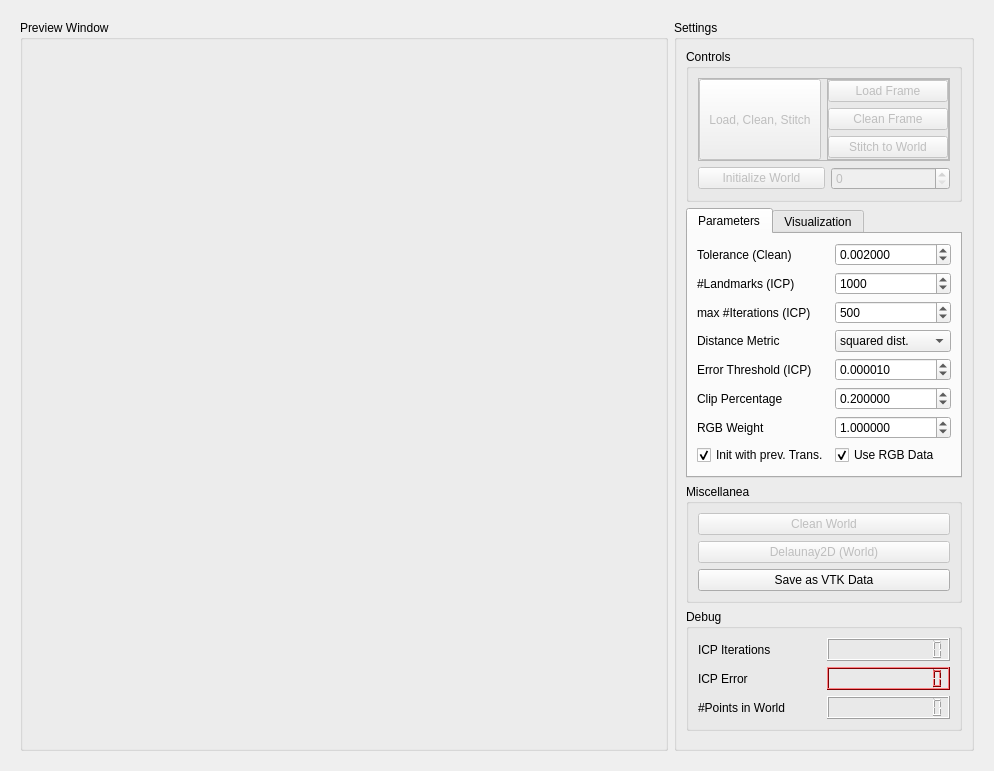
First picture: the form in master/seminar/StitchingWidget.ui, repository anygo/uniprojectsdn, before the edit.
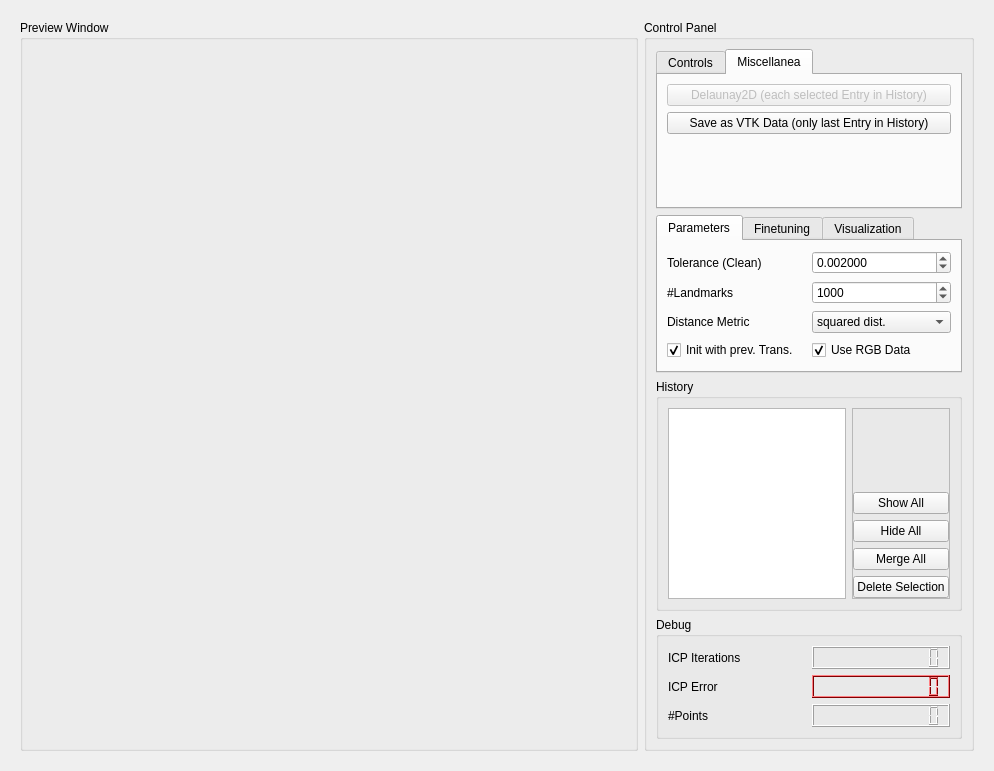
Second picture: the form after the edit. The open tabs and pages were chosen to show the change. Custom widgets are drawn as their Qt base class.

Commit message: a bunch of new features (history, etc)

The edit to the form file:
```diff
--- a/master/seminar/StitchingWidget.ui
+++ b/master/seminar/StitchingWidget.ui
@@ -49,33 +49,37 @@
        <widget class="QGroupBox" name="groupBox_2">
         <property name="minimumSize">
          <size>
-          <width>280</width>
+          <width>330</width>
           <height>0</height>
          </size>
         </property>
         <property name="maximumSize">
          <size>
-          <width>300</width>
+          <width>330</width>
           <height>16777215</height>
          </size>
         </property>
         <property name="title">
-         <string>Settings</string>
+         <string>Control Panel</string>
         </property>
         <layout class="QVBoxLayout" name="verticalLayout_2">
          <item>
-          <widget class="QGroupBox" name="groupBox_3">
-           <property name="maximumSize">
-            <size>
-             <width>16777215</width>
-             <height>16777215</height>
-            </size>
+          <widget class="QTabWidget" name="tabWidget_2">
+           <property name="sizePolicy">
+            <sizepolicy hsizetype="Preferred" vsizetype="Preferred">
+             <horstretch>0</horstretch>
+             <verstretch>0</verstretch>
+            </sizepolicy>
            </property>
-           <property name="title">
+           <property name="currentIndex">
+            <number>0</number>
+           </property>
+           <widget class="QWidget" name="tab_5">
+            <attribute name="title">
             <string>Controls</string>
-           </property>
+            </attribute>
            <layout class="QGridLayout" name="gridLayout_5">
-            <item row="0" column="0">
+             <item row="0" column="0" colspan="2">
              <widget class="QFrame" name="frame_3">
               <property name="enabled">
                <bool>true</bool>
@@ -142,7 +146,7 @@
                    </widget>
                   </item>
                   <item>
-                   <widget class="QPushButton" name="m_PushButtonStitchToWorld">
+                    <widget class="QPushButton" name="m_PushButtonStitch">
                     <property name="enabled">
                      <bool>false</bool>
                     </property>
@@ -158,16 +162,7 @@
              </widget>
             </item>
             <item row="1" column="0">
-             <widget class="QFrame" name="frame">
-              <property name="lineWidth">
-               <number>1</number>
-              </property>
-              <layout class="QHBoxLayout" name="horizontalLayout_2">
-               <property name="margin">
-                <number>0</number>
-               </property>
-               <item>
-                <widget class="QPushButton" name="m_PushButtonInitializeWorld">
+              <widget class="QPushButton" name="m_PushButtonInitializeHistory">
                  <property name="enabled">
                   <bool>false</bool>
                  </property>
@@ -178,15 +173,18 @@
                   </size>
                  </property>
                  <property name="text">
-                  <string>Initialize World</string>
+                <string>Initialize</string>
                  </property>
                 </widget>
                </item>
-               <item>
+             <item row="1" column="1">
                 <widget class="QSpinBox" name="m_SpinBoxFrameStep">
                  <property name="enabled">
                   <bool>false</bool>
                  </property>
+               <property name="toolTip">
+                <string>Autostitch each n'th frame. Set to 0 to turn off Autostitching.</string>
+               </property>
                  <property name="minimum">
                   <number>0</number>
                  </property>
@@ -203,12 +201,53 @@
                </item>
               </layout>
              </widget>
-            </item>
-           </layout>
+           <widget class="QWidget" name="tab_6">
+            <attribute name="title">
+             <string>Miscellanea</string>
+            </attribute>
+            <layout class="QVBoxLayout" name="verticalLayout_4">
+             <item>
+              <widget class="QPushButton" name="m_PushButtonDelaunay2D">
+               <property name="enabled">
+                <bool>false</bool>
+               </property>
+               <property name="text">
+                <string>Delaunay2D (each selected Entry in History)</string>
+               </property>
+              </widget>
+             </item>
+             <item>
+              <widget class="QPushButton" name="m_PushButtonSaveVTKData">
+               <property name="text">
+                <string>Save as VTK Data (only last Entry in History)</string>
+               </property>
+              </widget>
+             </item>
+             <item>
+              <spacer name="verticalSpacer_3">
+               <property name="orientation">
+                <enum>Qt::Vertical</enum>
+               </property>
+               <property name="sizeHint" stdset="0">
+                <size>
+                 <width>20</width>
+                 <height>40</height>
+                </size>
+               </property>
+              </spacer>
+             </item>
+            </layout>
+           </widget>
           </widget>
          </item>
          <item>
           <widget class="QTabWidget" name="tabWidget">
+           <property name="sizePolicy">
+            <sizepolicy hsizetype="Preferred" vsizetype="Preferred">
+             <horstretch>0</horstretch>
+             <verstretch>0</verstretch>
+            </sizepolicy>
+           </property>
            <property name="currentIndex">
             <number>0</number>
            </property>
@@ -219,6 +258,9 @@
             <layout class="QGridLayout" name="gridLayout_6">
              <item row="0" column="0">
               <widget class="QLabel" name="label">
+               <property name="toolTip">
+                <string>Set to 0 if you do not want to clean the Pointcloud at all</string>
+               </property>
                <property name="text">
                 <string>Tolerance (Clean)</string>
                </property>
@@ -246,7 +288,7 @@
              <item row="1" column="0">
               <widget class="QLabel" name="label_2">
                <property name="text">
-                <string>#Landmarks (ICP)</string>
+                <string>#Landmarks</string>
                </property>
               </widget>
              </item>
@@ -267,36 +309,13 @@
               </widget>
              </item>
              <item row="2" column="0">
-              <widget class="QLabel" name="label_3">
-               <property name="text">
-                <string>max #Iterations (ICP)</string>
-               </property>
-              </widget>
-             </item>
-             <item row="2" column="1">
-              <widget class="QSpinBox" name="m_SpinBoxMaxIterations">
-               <property name="minimum">
-                <number>1</number>
-               </property>
-               <property name="maximum">
-                <number>99999</number>
-               </property>
-               <property name="singleStep">
-                <number>50</number>
-               </property>
-               <property name="value">
-                <number>500</number>
-               </property>
-              </widget>
-             </item>
-             <item row="3" column="0">
               <widget class="QLabel" name="label_9">
                <property name="text">
                 <string>Distance Metric</string>
                </property>
               </widget>
              </item>
-             <item row="3" column="1">
+             <item row="2" column="1">
               <widget class="QComboBox" name="m_ComboBoxMetric">
                <property name="currentIndex">
                 <number>2</number>
@@ -318,14 +337,64 @@
                </item>
               </widget>
              </item>
-             <item row="4" column="0">
+             <item row="3" column="0">
+              <widget class="QCheckBox" name="m_CheckBoxUsePreviousTransformation">
+               <property name="text">
+                <string>Init with prev. Trans.</string>
+               </property>
+               <property name="checked">
+                <bool>true</bool>
+               </property>
+              </widget>
+             </item>
+             <item row="3" column="1">
+              <widget class="QCheckBox" name="m_CheckBoxUseRGBData">
+               <property name="text">
+                <string>Use RGB Data</string>
+               </property>
+               <property name="checked">
+                <bool>true</bool>
+               </property>
+              </widget>
+             </item>
+            </layout>
+           </widget>
+           <widget class="QWidget" name="tab_3">
+            <attribute name="title">
+             <string>Finetuning</string>
+            </attribute>
+            <layout class="QGridLayout" name="gridLayout_7">
+             <item row="0" column="0">
+              <widget class="QLabel" name="label_3">
+               <property name="text">
+                <string>max #Iterations (ICP)</string>
+               </property>
+              </widget>
+             </item>
+             <item row="0" column="1">
+              <widget class="QSpinBox" name="m_SpinBoxMaxIterations">
+               <property name="minimum">
+                <number>1</number>
+               </property>
+               <property name="maximum">
+                <number>99999</number>
+               </property>
+               <property name="singleStep">
+                <number>50</number>
+               </property>
+               <property name="value">
+                <number>500</number>
+               </property>
+              </widget>
+             </item>
+             <item row="1" column="0">
               <widget class="QLabel" name="label_6">
                <property name="text">
                 <string>Error Threshold (ICP)</string>
                </property>
               </widget>
              </item>
-             <item row="4" column="1">
+             <item row="1" column="1">
               <widget class="QDoubleSpinBox" name="m_DoubleSpinBoxMaxRMS">
                <property name="frame">
                 <bool>true</bool>
@@ -353,14 +422,14 @@
                </property>
               </widget>
              </item>
-             <item row="5" column="0">
+             <item row="2" column="0">
               <widget class="QLabel" name="label_7">
                <property name="text">
                 <string>Clip Percentage</string>
                </property>
               </widget>
              </item>
-             <item row="5" column="1">
+             <item row="2" column="1">
               <widget class="QDoubleSpinBox" name="m_DoubleSpinBoxClipPercentage">
                <property name="decimals">
                 <number>6</number>
@@ -379,24 +448,14 @@
                </property>
               </widget>
              </item>
-             <item row="7" column="0">
-              <widget class="QCheckBox" name="m_CheckBoxUsePreviousTransformation">
-               <property name="text">
-                <string>Init with prev. Trans.</string>
-               </property>
-               <property name="checked">
-                <bool>true</bool>
-               </property>
-              </widget>
-             </item>
-             <item row="6" column="0">
+             <item row="3" column="0">
               <widget class="QLabel" name="label_11">
                <property name="text">
                 <string>RGB Weight</string>
                </property>
               </widget>
              </item>
-             <item row="6" column="1">
+             <item row="3" column="1">
               <widget class="QDoubleSpinBox" name="m_DoubleSpinBoxRGBWeight">
                <property name="decimals">
                 <number>6</number>
@@ -415,16 +474,6 @@
                </property>
               </widget>
              </item>
-             <item row="7" column="1">
-              <widget class="QCheckBox" name="m_CheckBoxUseRGBData">
-               <property name="text">
-                <string>Use RGB Data</string>
-               </property>
-               <property name="checked">
-                <bool>true</bool>
-               </property>
-              </widget>
-             </item>
             </layout>
            </widget>
            <widget class="QWidget" name="tab_2">
@@ -476,36 +525,72 @@
           </widget>
          </item>
          <item>
-          <widget class="QGroupBox" name="groupBox_5">
+          <widget class="QGroupBox" name="groupBox_3">
            <property name="title">
-            <string>Miscellanea</string>
+            <string>History</string>
+           </property>
+           <layout class="QGridLayout" name="gridLayout_8">
+            <item row="0" column="0">
+             <widget class="QListWidget" name="m_ListWidgetHistory">
+              <property name="selectionMode">
+               <enum>QAbstractItemView::ExtendedSelection</enum>
+              </property>
+             </widget>
+            </item>
+            <item row="0" column="1">
+             <widget class="QFrame" name="frame_4">
+              <property name="frameShape">
+               <enum>QFrame::StyledPanel</enum>
+              </property>
+              <property name="frameShadow">
+               <enum>QFrame::Raised</enum>
            </property>
            <layout class="QVBoxLayout" name="verticalLayout">
+               <property name="margin">
+                <number>0</number>
+               </property>
             <item>
-             <widget class="QPushButton" name="m_PushButtonCleanWorld">
-              <property name="enabled">
-               <bool>false</bool>
-              </property>
+                <spacer name="verticalSpacer">
+                 <property name="orientation">
+                  <enum>Qt::Vertical</enum>
+                 </property>
+                 <property name="sizeHint" stdset="0">
+                  <size>
+                   <width>20</width>
+                   <height>40</height>
+                  </size>
+                 </property>
+                </spacer>
+               </item>
+               <item>
+                <widget class="QPushButton" name="m_PushButtonHistoryShowAll">
               <property name="text">
-               <string>Clean World</string>
+                  <string>Show All</string>
               </property>
              </widget>
             </item>
             <item>
-             <widget class="QPushButton" name="m_PushButtonDelaunay2D">
-              <property name="enabled">
-               <bool>false</bool>
-              </property>
+                <widget class="QPushButton" name="m_PushButtonHistoryHideAll">
+                 <property name="text">
+                  <string>Hide All</string>
+                 </property>
+                </widget>
+               </item>
+               <item>
+                <widget class="QPushButton" name="m_PushButtonHistoryMergeAll">
               <property name="text">
-               <string>Delaunay2D (World)</string>
+                  <string>Merge All</string>
               </property>
              </widget>
             </item>
             <item>
-             <widget class="QPushButton" name="m_PushButtonSaveVTKData">
+                <widget class="QPushButton" name="m_PushButtonHistoryDelete">
               <property name="text">
-               <string>Save as VTK Data</string>
-              </property>
+                  <string>Delete Selection</string>
+                 </property>
+                </widget>
+               </item>
+              </layout>
              </widget>
             </item>
            </layout>
@@ -986,7 +1071,7 @@
             <item row="2" column="0">
              <widget class="QLabel" name="label_8">
               <property name="text">
-               <string>#Points in World</string>
+               <string>#Points</string>
               </property>
              </widget>
             </item>
@@ -1003,19 +1088,6 @@
            </layout>
           </widget>
          </item>
-         <item>
-          <spacer name="verticalSpacer">
-           <property name="orientation">
-            <enum>Qt::Vertical</enum>
-           </property>
-           <property name="sizeHint" stdset="0">
-            <size>
-             <width>20</width>
-             <height>40</height>
-            </size>
-           </property>
-          </spacer>
-         </item>
         </layout>
        </widget>
       </item>
```
Left out of the diff: 44 changed lines with no effect on the pictures. Lines whose indentation alone changed are shown as unchanged. The commit also changes 5 other files.
